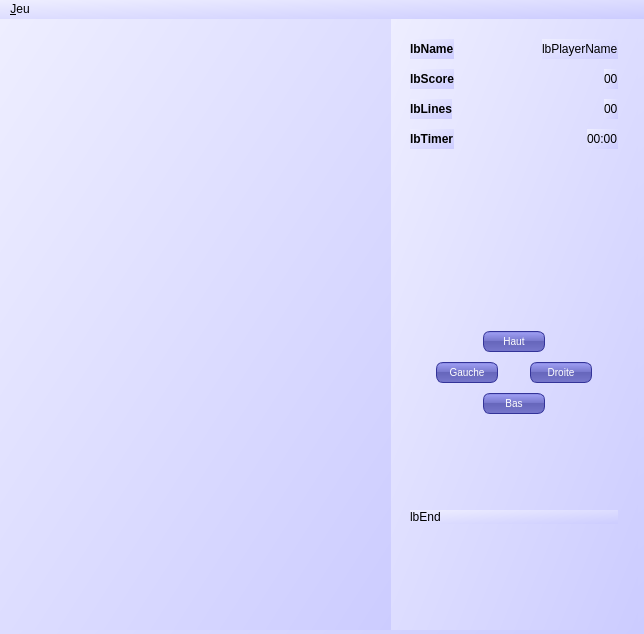
Before: the Qt Designer form view/mwtetris.ui in g-jouret/projetTetris, drawn with Qt 5.
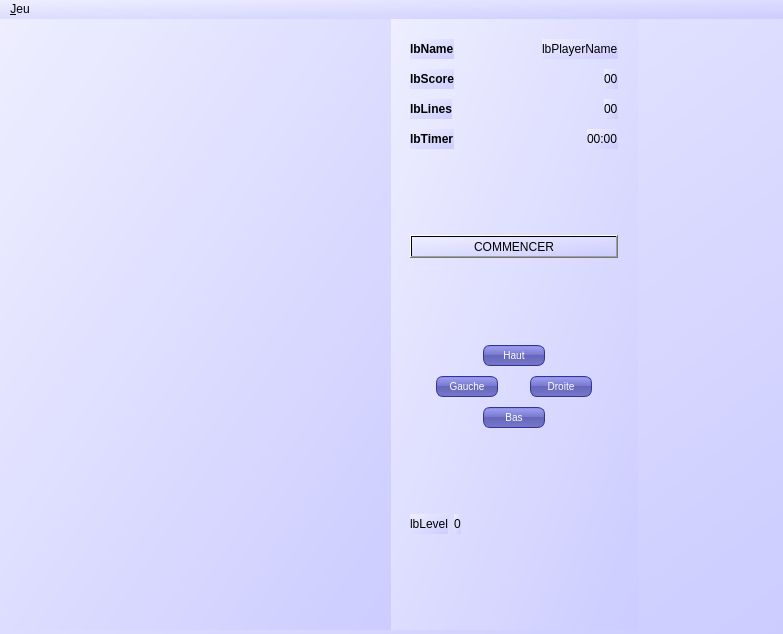
After: the same form once the commit is applied.

The edit to the form file:
```diff
--- a/view/mwtetris.ui
+++ b/view/mwtetris.ui
@@ -6,7 +6,7 @@
    <rect>
     <x>0</x>
     <y>0</y>
-    <width>644</width>
+    <width>783</width>
     <height>634</height>
    </rect>
   </property>
@@ -216,6 +216,13 @@
        </property>
       </layout>
      </item>
+     <item>
+      <widget class="QPushButton" name="btnStart">
+       <property name="text">
+        <string>COMMENCER</string>
+       </property>
+      </widget>
+     </item>
      <item>
       <spacer name="verticalSpacer_4">
        <property name="orientation">
@@ -463,20 +470,44 @@
        <property name="sizeHint" stdset="0">
         <size>
          <width>20</width>
-         <height>40</height>
+         <height>20</height>
         </size>
        </property>
       </spacer>
      </item>
      <item>
-      <widget class="QLabel" name="lbEnd">
+      <layout class="QHBoxLayout" name="horizontalLayout_8">
+       <item>
+        <widget class="QLabel" name="lbLevel">
        <property name="enabled">
         <bool>true</bool>
        </property>
        <property name="text">
-        <string>lbEnd</string>
-       </property>
-      </widget>
+          <string>lbLevel</string>
+         </property>
+        </widget>
+       </item>
+       <item>
+        <widget class="QLabel" name="lbLevelGame">
+         <property name="text">
+          <string>0</string>
+         </property>
+        </widget>
+       </item>
+       <item>
+        <spacer name="horizontalSpacer_9">
+         <property name="orientation">
+          <enum>Qt::Horizontal</enum>
+         </property>
+         <property name="sizeHint" stdset="0">
+          <size>
+           <width>40</width>
+           <height>20</height>
+          </size>
+         </property>
+        </spacer>
+       </item>
+      </layout>
      </item>
      <item>
       <spacer name="verticalSpacer_3">
@@ -486,7 +517,7 @@
        <property name="sizeHint" stdset="0">
         <size>
          <width>20</width>
-         <height>40</height>
+         <height>60</height>
         </size>
        </property>
       </spacer>
@@ -529,7 +560,7 @@
     <rect>
      <x>0</x>
      <y>0</y>
-     <width>644</width>
+     <width>783</width>
      <height>20</height>
     </rect>
    </property>
```
Lines whose indentation alone changed are shown as unchanged.
